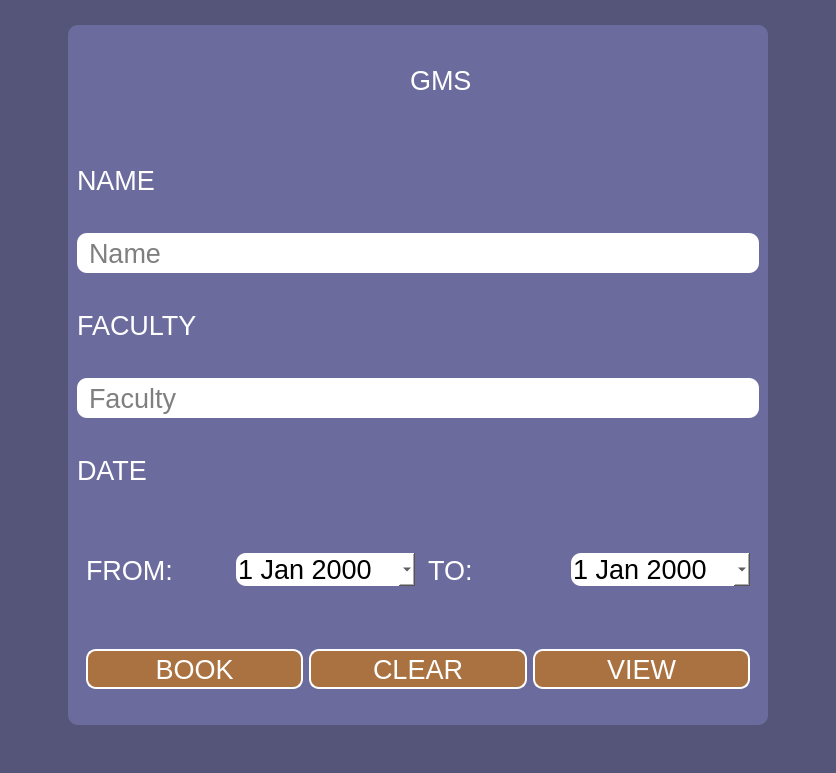
This is view_page.ui in Xen00n/GMS as Qt 5 draws it before an edit. The edited form follows.
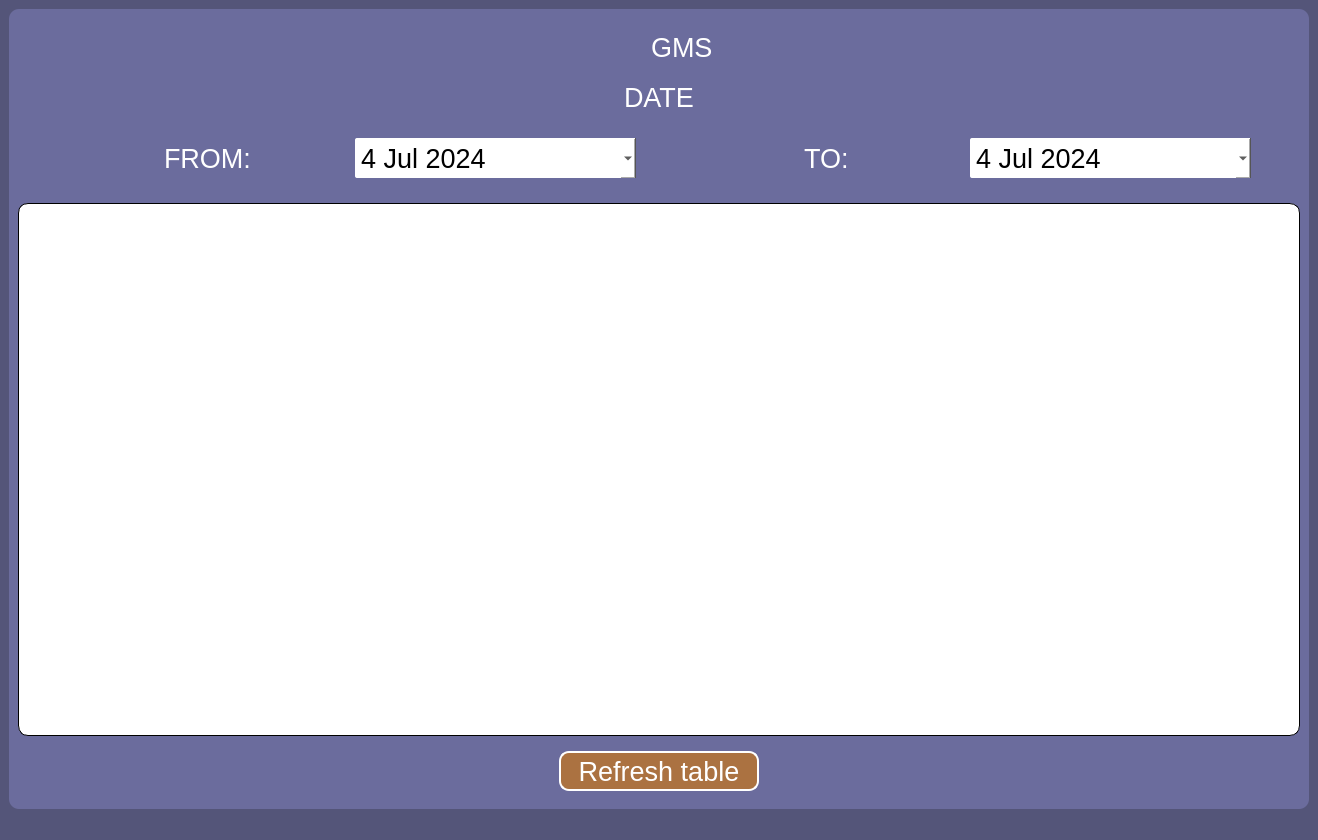
This is the edited form. Icons and pictures are not drawn.

What changed in the file:
```diff
--- a/view_page.ui
+++ b/view_page.ui
@@ -7,7 +7,7 @@
     <x>0</x>
     <y>0</y>
     <width>836</width>
-    <height>773</height>
+    <height>775</height>
    </rect>
   </property>
   <property name="windowTitle">
@@ -21,21 +21,21 @@
     <item alignment="Qt::AlignHCenter|Qt::AlignVCenter">
      <widget class="QFrame" name="frame">
       <property name="sizePolicy">
-       <sizepolicy hsizetype="Fixed" vsizetype="Fixed">
+       <sizepolicy hsizetype="Maximum" vsizetype="Expanding">
         <horstretch>0</horstretch>
         <verstretch>0</verstretch>
        </sizepolicy>
       </property>
       <property name="minimumSize">
        <size>
-        <width>700</width>
-        <height>700</height>
+        <width>1300</width>
+        <height>800</height>
        </size>
       </property>
       <property name="maximumSize">
        <size>
-        <width>1200</width>
-        <height>1200</height>
+        <width>16777215</width>
+        <height>16777215</height>
        </size>
       </property>
       <property name="styleSheet">
@@ -112,64 +112,7 @@
          </layout>
         </widget>
        </item>
-       <item>
-        <widget class="QLabel" name="_name">
-         <property name="styleSheet">
-          <string notr="true">text-color :rgb(255, 255, 255);</string>
-         </property>
-         <property name="text">
-          <string>NAME</string>
-         </property>
-        </widget>
-       </item>
-       <item>
-        <widget class="QLineEdit" name="lineEdit_name">
-         <property name="minimumSize">
-          <size>
-           <width>0</width>
-           <height>40</height>
-          </size>
-         </property>
-         <property name="styleSheet">
-          <string notr="true">border-radius: 10px;
-background-color:white;
-color: rgb(0, 0, 0);
-padding-left:10px;
-font: 16px &quot;Arial&quot;;</string>
-         </property>
-         <property name="placeholderText">
-          <string>Name</string>
-         </property>
-        </widget>
-       </item>
-       <item>
-        <widget class="QLabel" name="_faculty">
-         <property name="text">
-          <string>FACULTY</string>
-         </property>
-        </widget>
-       </item>
-       <item>
-        <widget class="QLineEdit" name="lineEdit_faculty">
-         <property name="minimumSize">
-          <size>
-           <width>0</width>
-           <height>40</height>
-          </size>
-         </property>
-         <property name="styleSheet">
-          <string notr="true">border-radius: 10px;
-background-color:white;
-color: rgb(0, 0, 0);
-padding-left:10px;
-font: 16px &quot;Arial&quot;;</string>
-         </property>
-         <property name="placeholderText">
-          <string>Faculty</string>
-         </property>
-        </widget>
-       </item>
-       <item>
+       <item alignment="Qt::AlignHCenter">
         <widget class="QLabel" name="label_3">
          <property name="styleSheet">
           <string notr="true"/>
@@ -195,7 +138,29 @@
          </property>
          <layout class="QHBoxLayout" name="horizontalLayout">
           <item>
+           <spacer name="horizontalSpacer">
+            <property name="orientation">
+             <enum>Qt::Horizontal</enum>
+            </property>
+            <property name="sizeType">
+             <enum>QSizePolicy::Fixed</enum>
+            </property>
+            <property name="sizeHint" stdset="0">
+             <size>
+              <width>40</width>
+              <height>20</height>
+             </size>
+            </property>
+           </spacer>
+          </item>
+          <item alignment="Qt::AlignHCenter">
            <widget class="QLabel" name="label_4">
+            <property name="minimumSize">
+             <size>
+              <width>0</width>
+              <height>60</height>
+             </size>
+            </property>
             <property name="text">
              <string>FROM:</string>
             </property>
@@ -203,17 +168,66 @@
           </item>
           <item>
            <widget class="QDateEdit" name="date_from">
+            <property name="minimumSize">
+             <size>
+              <width>0</width>
+              <height>40</height>
+             </size>
+            </property>
             <property name="styleSheet">
-             <string notr="true">background-color: rgb(255, 255, 255);
-color: rgb(0, 0, 0);</string>
+             <string notr="true">QDateEdit { 
+border: 0px solid gray; 
+background-color: rgb(255, 255, 255);
+color: rgb(0, 0, 0);
+margin-right: 0.2px;
+padding: 4px; 
+color: rgb(0, 0, 0);
+height: 30px;
+background-color: rgb(255, 255, 255);
+border-radius: 2px;
+}
+QDateEdit::drop-down{
+margin-top: 2.5px;
+margin-bottom: 2.5px;
+height: 35px;
+}</string>
             </property>
             <property name="calendarPopup">
              <bool>true</bool>
             </property>
+            <property name="date">
+             <date>
+              <year>2024</year>
+              <month>7</month>
+              <day>4</day>
+             </date>
+            </property>
            </widget>
           </item>
           <item>
+           <spacer name="horizontalSpacer_2">
+            <property name="orientation">
+             <enum>Qt::Horizontal</enum>
+            </property>
+            <property name="sizeType">
+             <enum>QSizePolicy::Fixed</enum>
+            </property>
+            <property name="sizeHint" stdset="0">
+             <size>
+              <width>40</width>
+              <height>20</height>
+             </size>
+            </property>
+           </spacer>
+          </item>
+          <item alignment="Qt::AlignHCenter">
            <widget class="QLabel" name="label_5">
+            <property name="minimumSize">
+             <size>
+              <width>0</width>
+              <height>60</height>
+             </size>
+            </property>
             <property name="text">
              <string> TO:</string>
             </property>
@@ -221,18 +235,72 @@
           </item>
           <item>
            <widget class="QDateEdit" name="date_to">
+            <property name="minimumSize">
+             <size>
+              <width>0</width>
+              <height>40</height>
+             </size>
+            </property>
             <property name="styleSheet">
-             <string notr="true">color: rgb(0, 0, 0);
-background-color: rgb(255, 255, 255);</string>
+             <string notr="true">QDateEdit { 
+border: 0px solid gray; 
+background-color: rgb(255, 255, 255);
+color: rgb(0, 0, 0);
+margin-right: 0.2px;
+padding: 4px; 
+color: rgb(0, 0, 0);
+height: 30px;
+background-color: rgb(255, 255, 255);
+border-radius: 2px;
+}
+QDateEdit::drop-down{
+margin-top: 2.5px;
+margin-bottom: 2.5px;
+height: 35px;
+}</string>
             </property>
             <property name="calendarPopup">
              <bool>true</bool>
             </property>
+            <property name="date">
+             <date>
+              <year>2024</year>
+              <month>7</month>
+              <day>4</day>
+             </date>
+            </property>
            </widget>
           </item>
+          <item>
+           <spacer name="horizontalSpacer_4">
+            <property name="orientation">
+             <enum>Qt::Horizontal</enum>
+            </property>
+            <property name="sizeType">
+             <enum>QSizePolicy::Fixed</enum>
+            </property>
+            <property name="sizeHint" stdset="0">
+             <size>
+              <width>40</width>
+              <height>20</height>
+             </size>
+            </property>
+           </spacer>
+          </item>
          </layout>
         </widget>
        </item>
+       <item>
+        <widget class="QTableView" name="tableView">
+         <property name="styleSheet">
+          <string notr="true">background-color: rgb(255, 255, 255);
+color: rgb(0, 0, 0);
+border-color: rgb(0, 0, 0);
+border-width: 1px;
+</string>
+         </property>
+        </widget>
+       </item>
        <item>
         <widget class="QFrame" name="frame_3">
          <property name="styleSheet">
@@ -249,44 +317,26 @@
          </property>
          <layout class="QHBoxLayout" name="horizontalLayout_2">
           <item>
-           <widget class="QPushButton" name="pushButton">
-            <property name="minimumSize">
+           <spacer name="horizontalSpacer_5">
+            <property name="orientation">
+             <enum>Qt::Horizontal</enum>
+            </property>
+            <property name="sizeType">
+             <enum>QSizePolicy::Fixed</enum>
+            </property>
+            <property name="sizeHint" stdset="0">
              <size>
-              <width>0</width>
-              <height>40</height>
+              <width>50</width>
+              <height>20</height>
              </size>
             </property>
-            <property name="styleSheet">
-             <string notr="true">QPushButton
-{
-border-radius: 10px;
-border-color:rgb(255, 255, 255);
-border-style:solid;
-border-width:2px;
-font: 20px &quot;Arial&quot;;
-background-color: rgb(255, 255, 255);
-color: rgb(255, 255, 255);
-background-color: rgb(171, 114, 65);
-}
-
-QPushButton:hover{
-	background-color:rgba(134, 243, 210, 128);
-}
-QPushButton:pressed{
-	color:rgba(0, 0, 0, 66);
-	background-color:rgba(134, 243, 210, 64);
-}</string>
-            </property>
-            <property name="text">
-             <string>BOOK</string>
-            </property>
-           </widget>
+           </spacer>
           </item>
-          <item>
-           <widget class="QPushButton" name="pushButton_2">
+          <item alignment="Qt::AlignHCenter">
+           <widget class="QPushButton" name="button_refresh">
             <property name="minimumSize">
              <size>
-              <width>0</width>
+              <width>200</width>
               <height>40</height>
              </size>
             </property>
@@ -312,43 +362,25 @@
 }</string>
             </property>
             <property name="text">
-             <string>CLEAR</string>
+             <string>Refresh table</string>
             </property>
            </widget>
           </item>
           <item>
-           <widget class="QPushButton" name="pushButton_3">
-            <property name="minimumSize">
+           <spacer name="horizontalSpacer_7">
+            <property name="orientation">
+             <enum>Qt::Horizontal</enum>
+            </property>
+            <property name="sizeType">
+             <enum>QSizePolicy::Fixed</enum>
+            </property>
+            <property name="sizeHint" stdset="0">
              <size>
-              <width>0</width>
-              <height>40</height>
+              <width>50</width>
+              <height>20</height>
              </size>
             </property>
-            <property name="styleSheet">
-             <string notr="true">QPushButton
-{
-border-radius: 10px;
-border-color:rgb(255, 255, 255);
-border-style:solid;
-border-width:2px;
-font: 20px &quot;Arial&quot;;
-background-color: rgb(255, 255, 255);
-color: rgb(255, 255, 255);
-background-color: rgb(171, 114, 65);
-}
-
-QPushButton:hover{
-	background-color:rgba(134, 243, 210, 128);
-}
-QPushButton:pressed{
-	color:rgba(0, 0, 0, 66);
-	background-color:rgba(134, 243, 210, 64);
-}</string>
-            </property>
-            <property name="text">
-             <string>VIEW</string>
-            </property>
-           </widget>
+           </spacer>
           </item>
          </layout>
         </widget>
```
Left out of the diff: 6 changed lines with no effect on the pictures.
